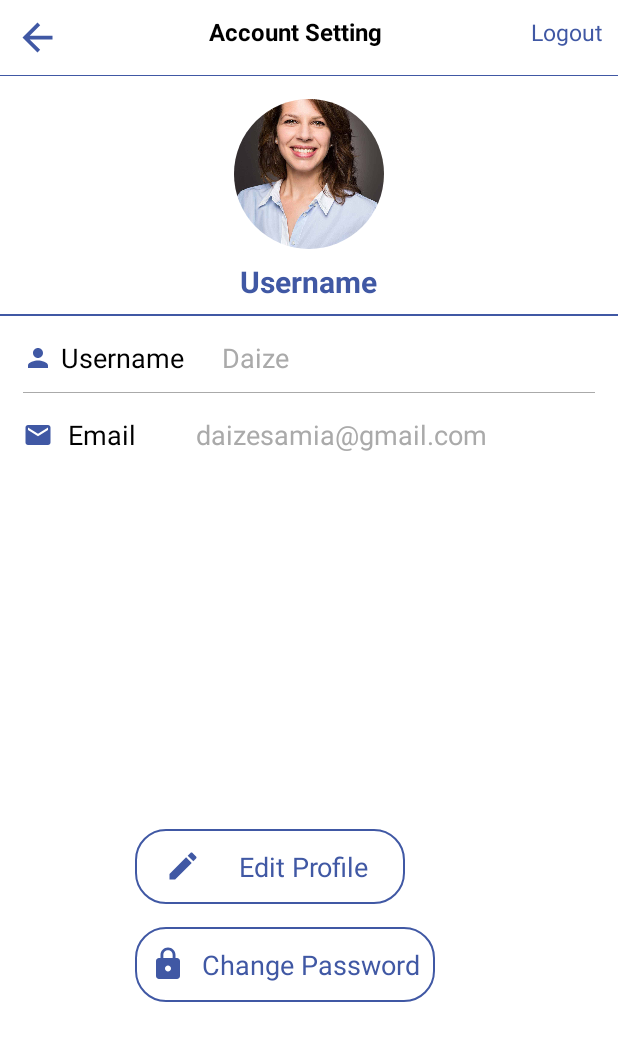
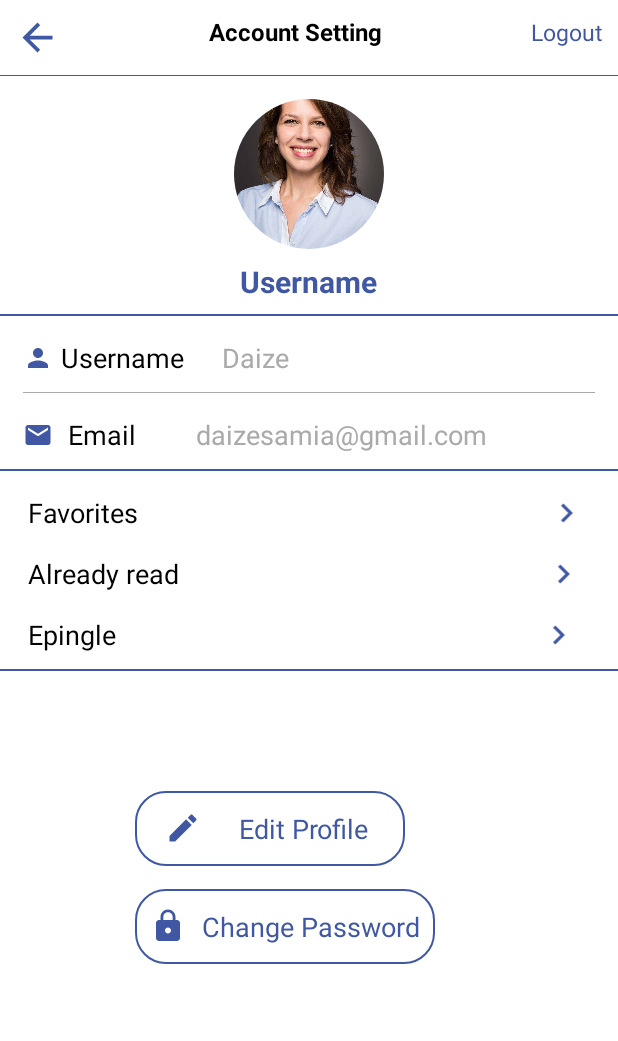
Before and after one commit to mourabitiy/BookCastle-Android-APP, an Android app: the UserInterActivity screen opened directly, with no data from a screen before it, on a phone screen of 412 x 824 dp. Shown: the top 1041 px of the screen. Run offline under Robolectric (Android 15) with nearby library versions, the phone set to English and light mode, and no system bars; plain views replace CircularImageView.

Commit message:
final UI

```diff
--- /dev/null
+++ b/app/src/main/res/drawable/ic_baseline_navigate_next_24.xml
@@ -0,0 +1,5 @@
+<vector android:autoMirrored="true" android:height="24dp"
+    android:tint="#4058A4" android:viewportHeight="24"
+    android:viewportWidth="24" android:width="24dp" xmlns:android="http://schemas.android.com/apk/res/android">
+    <path android:fillColor="@android:color/white" android:pathData="M10,6L8.59,7.41 13.17,12l-4.58,4.59L10,18l6,-6z"/>
+</vector>
--- a/app/src/main/res/layout/activity_user_inter.xml
+++ b/app/src/main/res/layout/activity_user_inter.xml
@@ -115,17 +115,99 @@
             android:textSize="18dp"
             android:textColor="@android:color/darker_gray"
             />
+    </LinearLayout>
+    <View
+        android:layout_width="match_parent"
+        android:layout_height="1dp"
+        android:background="#4058A4"
+        android:paddingRight="8dp"
+        android:paddingLeft="8dp"
+        android:layout_marginTop="10dp"
+        />
+    <LinearLayout
+        android:layout_width="match_parent"
+        android:layout_height="wrap_content"
+        android:orientation="horizontal"
+        android:paddingLeft="15dp"
+        android:paddingRight="15dp"
+        android:layout_marginTop="15dp"
+        android:layout_gravity="center_vertical">
 
+        <TextView
+            android:layout_width="wrap_content"
+            android:layout_height="wrap_content"
+            android:text="Favorites"
+            android:textColor="@color/black"
+            android:textSize="18dp"
+            android:layout_marginLeft="3dp" />
 
+        <ImageView
+            android:layout_width="30dp"
+            android:layout_height="25dp"
+            android:src="@drawable/ic_baseline_navigate_next_24"
+            android:layout_marginLeft="270dp"
+            />
+    </LinearLayout>
 
+    <LinearLayout
+        android:layout_width="match_parent"
+        android:layout_height="wrap_content"
+        android:orientation="horizontal"
+        android:paddingLeft="15dp"
+        android:paddingRight="15dp"
+        android:layout_marginTop="15dp"
+        android:layout_gravity="center_vertical">
 
+        <TextView
+            android:layout_width="wrap_content"
+            android:layout_height="wrap_content"
+            android:text="Already read"
+            android:textColor="@color/black"
+            android:textSize="18dp"
+            android:layout_marginLeft="3dp" />
 
-
-
-
+        <ImageView
+            android:layout_width="30dp"
+            android:layout_height="25dp"
+            android:src="@drawable/ic_baseline_navigate_next_24"
+            android:layout_marginLeft="241dp"
+            />
 
 
     </LinearLayout>
+    <LinearLayout
+        android:layout_width="match_parent"
+        android:layout_height="wrap_content"
+        android:orientation="horizontal"
+        android:paddingLeft="15dp"
+        android:paddingRight="15dp"
+        android:layout_marginTop="15dp"
+        android:layout_gravity="center_vertical">
+
+        <TextView
+            android:layout_width="wrap_content"
+            android:layout_height="wrap_content"
+            android:text="Epingle"
+            android:textColor="@color/black"
+            android:textSize="18dp"
+            android:layout_marginLeft="3dp" />
+
+        <ImageView
+            android:layout_width="30dp"
+            android:layout_height="25dp"
+            android:src="@drawable/ic_baseline_navigate_next_24"
+            android:layout_marginLeft="280dp"
+            />
+
+    </LinearLayout>
+    <View
+        android:layout_width="match_parent"
+        android:layout_height="1dp"
+        android:background="#4058A4"
+        android:paddingRight="8dp"
+        android:paddingLeft="8dp"
+        android:layout_marginTop="10dp"
+        />
 
 
 
@@ -133,7 +215,7 @@
     <LinearLayout
         android:layout_width="match_parent"
         android:layout_height="wrap_content"
-        android:layout_marginTop="250dp"
+        android:layout_marginTop="80dp"
         android:layout_marginLeft="90dp"
         android:orientation="vertical">
 
```
